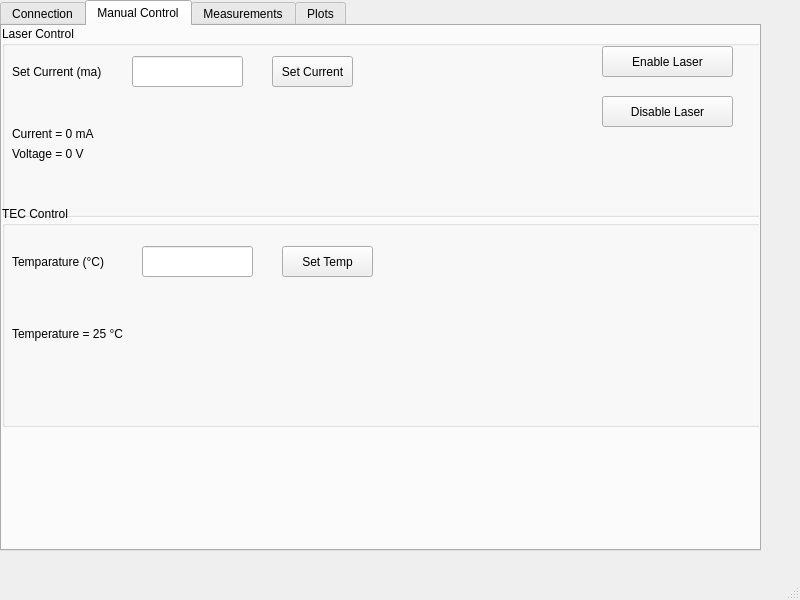
First picture: the form in laser_characterization_V1.ui, repository uknowme200305/LaserDAQ, before the edit.
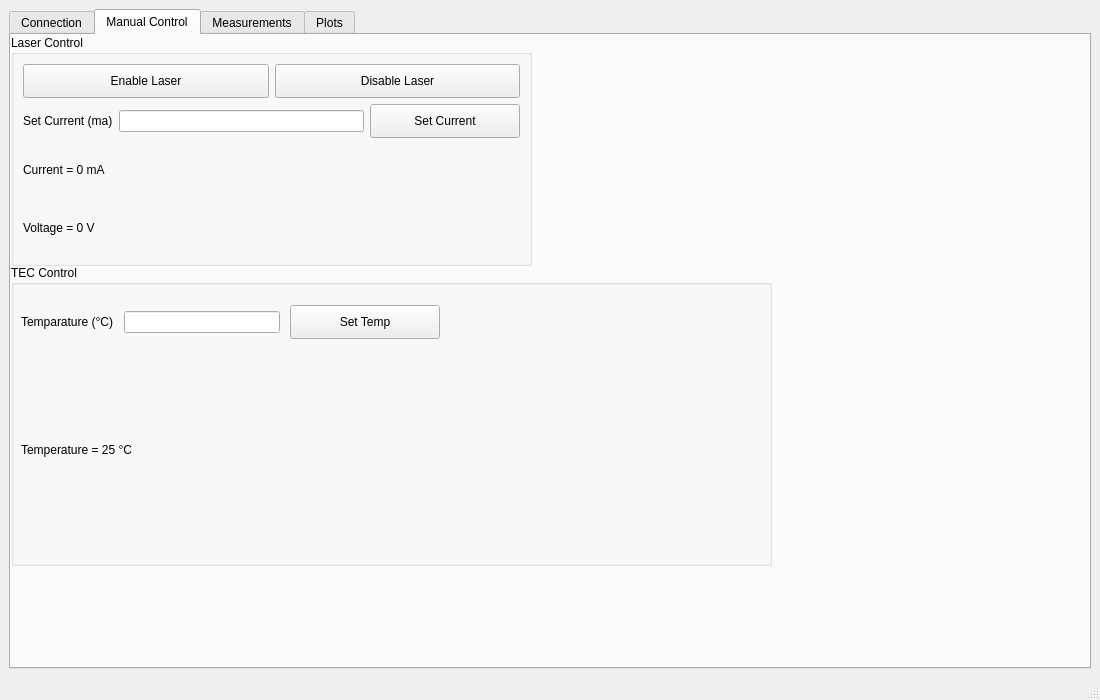
Second picture: the form after the edit. The open tabs and pages were chosen to show the change.

Diff of the .ui file:
```diff
--- a/laser_characterization_V1.ui
+++ b/laser_characterization_V1.ui
@@ -2,26 +2,24 @@
 <ui version="4.0">
  <class>MainWindow</class>
  <widget class="QMainWindow" name="MainWindow">
-  <property name="geometry">
-   <rect>
-    <x>0</x>
-    <y>0</y>
-    <width>800</width>
-    <height>600</height>
-   </rect>
+  <property name="minimumSize">
+   <size>
+    <width>1100</width>
+    <height>700</height>
+   </size>
   </property>
   <property name="windowTitle">
    <string>MainWindow</string>
   </property>
   <widget class="QWidget" name="centralwidget">
+   <layout class="QVBoxLayout" name="verticalLayout_3">
+    <item>
    <widget class="QTabWidget" name="tabWidget">
-    <property name="geometry">
-     <rect>
-      <x>0</x>
-      <y>0</y>
-      <width>761</width>
-      <height>551</height>
-     </rect>
+      <property name="minimumSize">
+       <size>
+        <width>150</width>
+        <height>20</height>
+       </size>
     </property>
     <property name="currentIndex">
      <number>1</number>
@@ -184,163 +182,202 @@
        <rect>
         <x>0</x>
         <y>0</y>
-        <width>761</width>
-        <height>191</height>
+          <width>521</width>
+          <height>231</height>
        </rect>
       </property>
       <property name="title">
        <string>Laser Control</string>
       </property>
+        <layout class="QVBoxLayout" name="verticalLayout_5">
+         <item>
+          <layout class="QHBoxLayout" name="horizontalLayout_3">
+           <item>
+            <widget class="QPushButton" name="enableLaserButton">
+             <property name="sizePolicy">
+              <sizepolicy hsizetype="Preferred" vsizetype="Fixed">
+               <horstretch>0</horstretch>
+               <verstretch>0</verstretch>
+              </sizepolicy>
+             </property>
+             <property name="minimumSize">
+              <size>
+               <width>150</width>
+               <height>34</height>
+              </size>
+             </property>
+             <property name="text">
+              <string>Enable Laser</string>
+             </property>
+            </widget>
+           </item>
+           <item>
+            <widget class="QPushButton" name="disableLaserButton">
+             <property name="sizePolicy">
+              <sizepolicy hsizetype="Preferred" vsizetype="Fixed">
+               <horstretch>0</horstretch>
+               <verstretch>0</verstretch>
+              </sizepolicy>
+             </property>
+             <property name="minimumSize">
+              <size>
+               <width>150</width>
+               <height>34</height>
+              </size>
+             </property>
+             <property name="text">
+              <string>Disable Laser</string>
+             </property>
+            </widget>
+           </item>
+          </layout>
+         </item>
+         <item>
+          <layout class="QHBoxLayout" name="horizontalLayout_2">
+           <item>
       <widget class="QLabel" name="label_5">
-       <property name="geometry">
-        <rect>
-         <x>10</x>
-         <y>30</y>
-         <width>101</width>
-         <height>31</height>
-        </rect>
-       </property>
        <property name="text">
         <string>Set Current (ma)</string>
        </property>
       </widget>
+           </item>
+           <item>
       <widget class="QLineEdit" name="laserCurrentInput">
-       <property name="geometry">
-        <rect>
-         <x>130</x>
-         <y>30</y>
-         <width>111</width>
-         <height>31</height>
-        </rect>
-       </property>
-      </widget>
+             <property name="minimumSize">
+              <size>
+               <width>150</width>
+               <height>20</height>
+              </size>
+             </property>
+            </widget>
+           </item>
+           <item>
       <widget class="QPushButton" name="setCurrentButton">
-       <property name="geometry">
-        <rect>
-         <x>270</x>
-         <y>30</y>
-         <width>81</width>
-         <height>31</height>
-        </rect>
+             <property name="sizePolicy">
+              <sizepolicy hsizetype="Preferred" vsizetype="Fixed">
+               <horstretch>0</horstretch>
+               <verstretch>0</verstretch>
+              </sizepolicy>
+             </property>
+             <property name="minimumSize">
+              <size>
+               <width>150</width>
+               <height>34</height>
+              </size>
        </property>
        <property name="text">
         <string>Set Current</string>
        </property>
       </widget>
+           </item>
+          </layout>
+         </item>
+         <item>
+          <layout class="QVBoxLayout" name="verticalLayout_4">
+           <item>
       <widget class="QLabel" name="laserCurrentLabel">
-       <property name="geometry">
-        <rect>
-         <x>10</x>
-         <y>100</y>
-         <width>121</width>
-         <height>16</height>
-        </rect>
-       </property>
        <property name="text">
         <string>Current = 0 mA</string>
        </property>
       </widget>
+           </item>
+           <item>
       <widget class="QLabel" name="laserVoltageLabel">
-       <property name="geometry">
-        <rect>
-         <x>10</x>
-         <y>120</y>
-         <width>121</width>
-         <height>16</height>
-        </rect>
-       </property>
        <property name="text">
         <string>Voltage = 0 V</string>
        </property>
       </widget>
-      <widget class="QPushButton" name="enableLaserButton">
-       <property name="geometry">
-        <rect>
-         <x>600</x>
-         <y>20</y>
-         <width>131</width>
-         <height>31</height>
-        </rect>
-       </property>
-       <property name="text">
-        <string>Enable Laser</string>
-       </property>
-      </widget>
-      <widget class="QPushButton" name="disableLaserButton">
-       <property name="geometry">
-        <rect>
-         <x>600</x>
-         <y>70</y>
-         <width>131</width>
-         <height>31</height>
-        </rect>
-       </property>
-       <property name="text">
-        <string>Disable Laser</string>
-       </property>
-      </widget>
+           </item>
+          </layout>
+         </item>
+        </layout>
      </widget>
      <widget class="QGroupBox" name="groupBox_2">
       <property name="geometry">
        <rect>
         <x>0</x>
-        <y>180</y>
+          <y>230</y>
         <width>761</width>
-        <height>221</height>
-       </rect>
-      </property>
+          <height>301</height>
+         </rect>
+        </property>
+        <property name="sizePolicy">
+         <sizepolicy hsizetype="Preferred" vsizetype="Preferred">
+          <horstretch>0</horstretch>
+          <verstretch>0</verstretch>
+         </sizepolicy>
+        </property>
+        <property name="minimumSize">
+         <size>
+          <width>150</width>
+          <height>34</height>
+         </size>
+        </property>
       <property name="title">
        <string>TEC Control</string>
       </property>
+        <widget class="QWidget" name="">
+         <property name="geometry">
+          <rect>
+           <x>10</x>
+           <y>40</y>
+           <width>419</width>
+           <height>246</height>
+          </rect>
+         </property>
+         <layout class="QVBoxLayout" name="verticalLayout_6">
+          <property name="spacing">
+           <number>10</number>
+          </property>
+          <item>
+           <layout class="QHBoxLayout" name="horizontalLayout_4">
+            <item>
       <widget class="QLabel" name="label_6">
-       <property name="geometry">
-        <rect>
-         <x>10</x>
-         <y>40</y>
-         <width>121</width>
-         <height>31</height>
-        </rect>
-       </property>
        <property name="text">
         <string>Temparature (°C)</string>
        </property>
       </widget>
+            </item>
+            <item>
       <widget class="QLineEdit" name="tecTempInput">
-       <property name="geometry">
-        <rect>
-         <x>140</x>
-         <y>40</y>
-         <width>111</width>
-         <height>31</height>
-        </rect>
-       </property>
-      </widget>
+              <property name="minimumSize">
+               <size>
+                <width>150</width>
+                <height>20</height>
+               </size>
+              </property>
+             </widget>
+            </item>
+            <item>
       <widget class="QPushButton" name="setTempButton">
-       <property name="geometry">
-        <rect>
-         <x>280</x>
-         <y>40</y>
-         <width>91</width>
-         <height>31</height>
-        </rect>
+              <property name="sizePolicy">
+               <sizepolicy hsizetype="Preferred" vsizetype="Fixed">
+                <horstretch>0</horstretch>
+                <verstretch>0</verstretch>
+               </sizepolicy>
+              </property>
+              <property name="minimumSize">
+               <size>
+                <width>150</width>
+                <height>34</height>
+               </size>
        </property>
        <property name="text">
         <string>Set Temp</string>
        </property>
       </widget>
+            </item>
+           </layout>
+          </item>
+          <item>
       <widget class="QLabel" name="tecTempLabel">
-       <property name="geometry">
-        <rect>
-         <x>10</x>
-         <y>120</y>
-         <width>131</width>
-         <height>16</height>
-        </rect>
-       </property>
        <property name="text">
         <string>Temperature = 25 °C</string>
        </property>
       </widget>
+          </item>
+         </layout>
+        </widget>
      </widget>
     </widget>
     <widget class="QWidget" name="tab_3">
@@ -770,6 +807,8 @@
      </widget>
     </widget>
    </widget>
+    </item>
+   </layout>
   </widget>
   <widget class="QMenuBar" name="menubar">
    <property name="geometry">
```
Left out of the diff: 429 changed lines with no effect on the pictures. Lines whose indentation alone changed are shown as unchanged.
